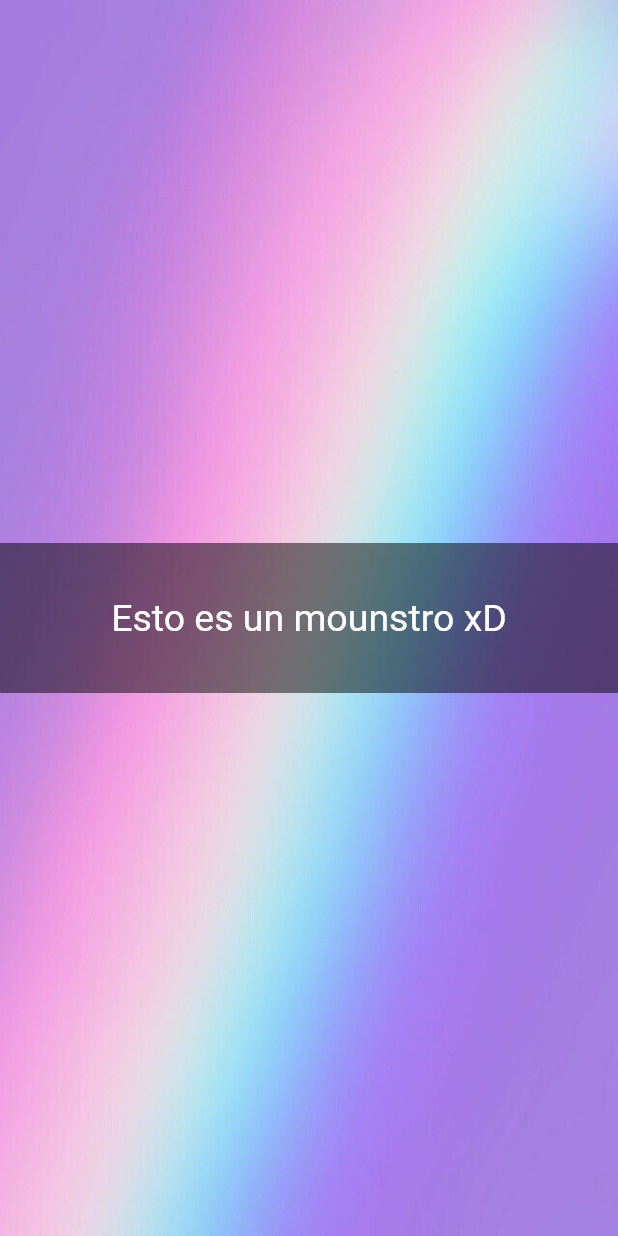
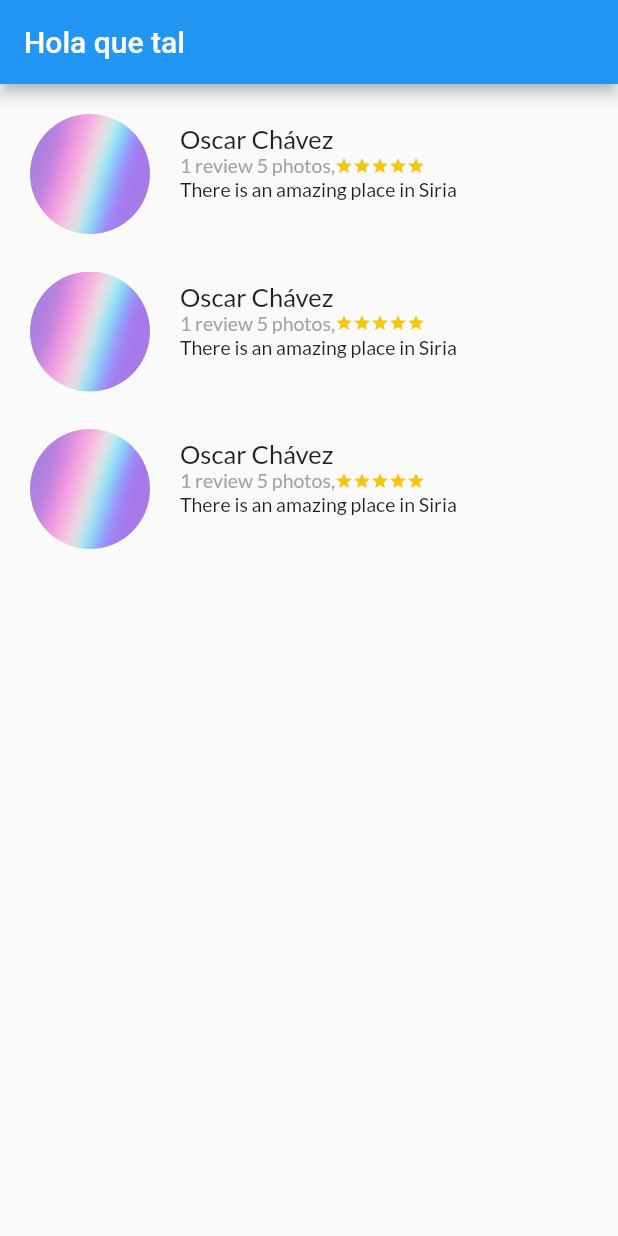
Before and after one commit to Huitzoo/curso_de_flutter, a Flutter app: the screen it shows after launch, on a phone screen of 412 x 824 dp. Run offline on Flutter 3.47's test engine with Material 2 defaults, Android fonts, the phone set to English and light mode, and no system bars.

Commit message:
Modulando cositas

```diff
--- /dev/null
+++ b/clases/platzi/lib/description_place.dart
@@ -0,0 +1,61 @@
+import 'package:flutter/material.dart';
+
+import 'starts.dart';
+
+class DescriptionPlace extends StatelessWidget {
+
+  int stars;
+  String descriptionPlace;
+  String namePlace;
+  //Esto es un constructor
+  DescriptionPlace(this.namePlace,this.stars,this.descriptionPlace);
+  // metodo de la clase
+  @override
+  Widget build(BuildContext context) {
+
+    final title_stars = Row (
+      children: <Widget> [
+        Container(
+          margin:EdgeInsets.only(
+            top:320.0,
+            left: 20.0,
+            right:20.0,
+          ),
+          child:Text(
+            namePlace,
+            style: TextStyle(
+              fontSize: 30.0,
+              fontWeight: FontWeight.w400,
+              fontFamily:"Lato"
+            ),
+            textAlign: TextAlign.left,
+          ),
+        ),
+        Starts(5,1,24.0,323.0,3.0),
+      ],
+    );
+
+    final description =  Container (
+      margin : EdgeInsets.only(
+        top:20.0,
+        left: 20.0,
+        right:20.0,
+      ),
+      child: Text( descriptionPlace,
+        style: const TextStyle(
+          fontSize:16.0,
+          fontWeight: FontWeight.bold,
+          fontFamily:"Lato",
+          color: Color(0xFF56575a)
+        ),
+      ),
+    );
+
+    return Column(
+      children: <Widget>[
+        title_stars,
+        description
+      ],
+    );
+  }
+}
--- a/clases/platzi/lib/main.dart
+++ b/clases/platzi/lib/main.dart
@@ -1,4 +1,5 @@
 import 'package:flutter/material.dart';
+import 'review_list.dart';
 
 void main() => runApp(MyApp());
 
@@ -12,30 +13,10 @@ class MyApp extends StatelessWidget {
           primarySwatch: Colors.blue,
         ),
         home: Scaffold(
-        body:Center(
-          child: Container(
-            decoration: BoxDecoration(
-              image: DecorationImage(
-                image: AssetImage("assets/images/fondo.jpg"),
-                fit: BoxFit.cover,
-              ),
-            ),
-            child: Center(
-              child: Container(
-                decoration: BoxDecoration(
-                  color: Colors.black.withOpacity(0.5),
-                ),
-                width: 1000,
-                height: 100,
-                child: Center(
-                    child:Text('Esto es un mounstro xD',
-                    style: TextStyle(color:Colors.white,fontSize:25),
-                  ),
-                ),
-              ),
-            ),
+          appBar: AppBar(
+            title: Text("Hola que tal")
           ),
-        ),
+          body: ReviewList(),
       ),
     );
   }
--- /dev/null
+++ b/clases/platzi/lib/review.dart
@@ -0,0 +1,98 @@
+import 'package:flutter/material.dart';
+import 'starts.dart';
+
+
+class Review extends StatelessWidget {
+  String pathImage = "assest/images/fondo.jpg";
+  String name = "Oscar Chávez";
+  String details = "1 review 5 photos";
+  String comment = "kakakakakakakakakakakkaka ";
+
+  Review(this.pathImage,this.name,this.details,this.comment);
+
+  @override
+  Widget build(BuildContext context) {
+    final photo = Container(
+      margin: EdgeInsets.only(
+        top:20.0,
+        left: 20.0,
+        bottom:5.0
+      ),
+      width:80.0,
+      height: 80.0,
+      decoration: BoxDecoration(
+        shape: BoxShape.circle,
+        image: DecorationImage(
+          fit: BoxFit.cover,
+          image: AssetImage(pathImage),
+        )
+      ),
+    );
+
+    final userInfo = Container(
+      margin: EdgeInsets.only(
+        left:20.0
+      ),
+      child:  Row(
+        children: <Widget> [
+          Text(
+              details,
+              style: TextStyle(
+                fontSize: 13.0,
+                fontFamily:"Lato",
+                color: Color(0xFFa3a5a7)
+              ),
+            ),
+          Starts(5,1,12.0,0.0,0.0),
+        ],
+      ),
+    );
+
+    final userName = Container(
+      margin: EdgeInsets.only(
+        left:20.0
+      ),
+      child: Text(
+        name,
+        textAlign: TextAlign.left,
+        style: TextStyle(
+          fontFamily: "Lato",
+          fontSize: 17.0
+        ),
+      ),
+    );
+
+
+    final userComment = Container(
+      margin: EdgeInsets.only(
+        left:20.0,
+        right:20.0
+      ),
+      child: Text(
+        comment,
+        textAlign: TextAlign.left,
+        style: TextStyle(
+          fontFamily: "Lato",
+          fontSize: 13.0,
+          fontWeight: FontWeight.w100
+        ),
+      ),
+    );
+
+    final userDetails = Column(
+      crossAxisAlignment: CrossAxisAlignment.start,
+      children: <Widget>[
+        userName,
+        userInfo,
+        userComment
+      ],
+    );
+
+    return Row(
+      children: <Widget>[
+        photo,
+        userDetails
+      ],
+    );
+  }
+}
--- /dev/null
+++ b/clases/platzi/lib/review_list.dart
@@ -0,0 +1,21 @@
+import 'package:flutter/material.dart';
+import 'description_place.dart';
+import 'review.dart';
+
+class ReviewList extends StatelessWidget {
+  ReviewList();
+
+  @override
+  Widget build(BuildContext context) {
+
+    return Column(
+      crossAxisAlignment: CrossAxisAlignment.start,
+      children: <Widget>[
+        //DescriptionPlace("México",4,"Lorem ipsum dolor sit amet, consectetur adipiscing elit, sed do eiusmod tempor incididunt ut labore et dolore magna aliqua. Ut enim ad minim veniam, quis nostrud exercitation ullamco laboris nisi ut aliquip ex ea commodo consequat. Duis aute irure dolor in reprehenderit in voluptate velit esse cillum dolore eu fugiat nulla pariatur. Excepteur sint occaecat cupidatat non proident, sunt in culpa qui officia deserunt mollit anim id est laborum."),
+        Review("assets/images/fondo.jpg","Oscar Chávez","1 review 5 photos,","There is an amazing place in Siria"),
+        Review("assets/images/fondo.jpg","Oscar Chávez","1 review 5 photos,","There is an amazing place in Siria"),
+        Review("assets/images/fondo.jpg","Oscar Chávez","1 review 5 photos,","There is an amazing place in Siria"),
+      ],
+    );
+  }
+}
--- /dev/null
+++ b/clases/platzi/lib/starts.dart
@@ -0,0 +1,69 @@
+import 'package:flutter/material.dart';
+
+class Starts extends StatelessWidget {
+
+  int type;
+  int number;
+  double startSize;
+  double margin_top;
+  double margin_right;
+
+  List <Widget> starts = new List<Widget>();
+  Starts(this.number,this.type,this.startSize,this.margin_top,this.margin_right);
+
+  @override
+  Widget build(BuildContext context) {
+
+    final star_half = Container(
+      margin: EdgeInsets.only(
+        top:margin_top,
+        right:margin_right,
+      ),
+      child: Icon(
+        Icons.star_half,
+        color: Color(0XFFf2C611),
+        size:startSize
+      ),
+    );
+
+    final star_border = Container(
+      margin: EdgeInsets.only(
+        top:margin_top,
+        right:margin_right,
+      ),
+      child: Icon(
+        Icons.star_border,
+        color: Color(0XFFf2C611),
+        size:startSize
+      ),
+    );
+
+    final star = Container(
+      margin: EdgeInsets.only(
+        top:margin_top,
+        right:margin_right,
+      ),
+      child: Icon(
+        Icons.star,
+        color: Color(0XFFf2C611),
+        size:startSize
+
+      ),
+    );
+
+    for(int i = 0; i < number ; i++){
+      if(type==1){
+        starts.add(star);
+      }
+      else if(type==2){
+        starts.add(star_half);
+      }
+      else{
+        starts.add(star_border);
+      }
+    }
+    return Row(
+      children:starts,
+    );
+  }
+}
--- a/clases/platzi/pubspec.yaml
+++ b/clases/platzi/pubspec.yaml
@@ -39,6 +39,11 @@ flutter:
   assets:
     - assets/images/
 
+  fonts:
+    - family: Lato
+      fonts:
+        - asset: fonts/Lato-Regular.ttf
+
     # To add assets to your application, add an assets section, like this:
   # assets:
   #  - images/a_dot_burr.jpeg
```
Also changed, not shown: clases/platzi/fonts/Lato-Regular.ttf (added).
